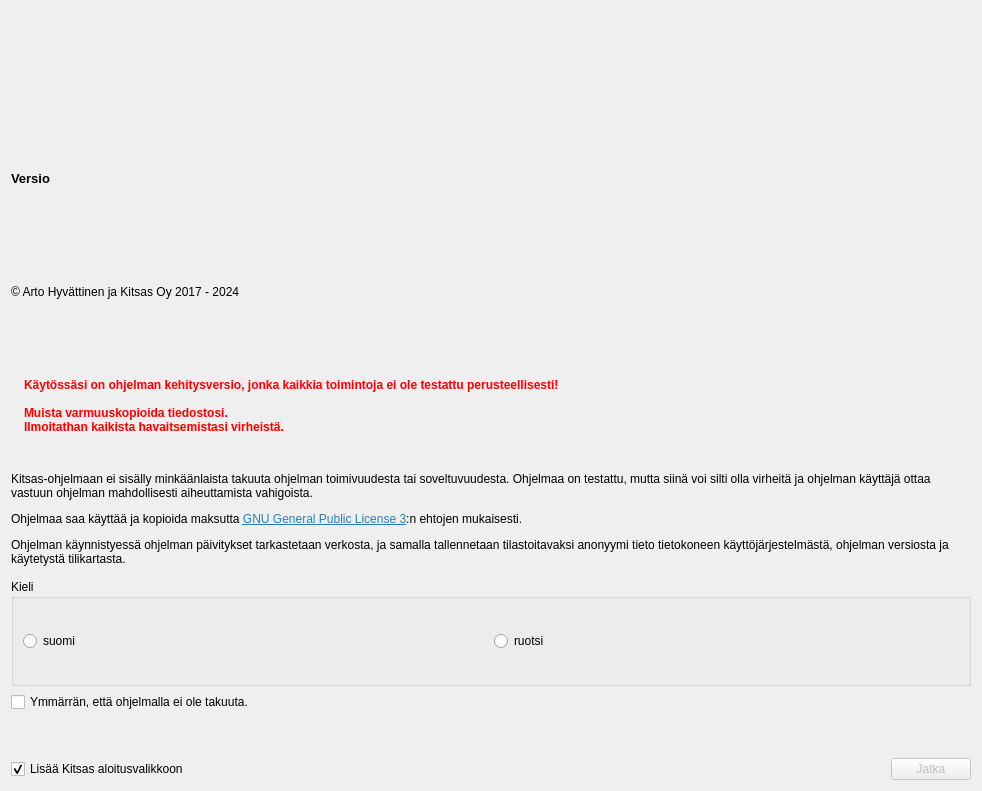
Old version of the form kitsas/aloitussivu/tervetuloa.ui in the repository artoh/kitupiikki.
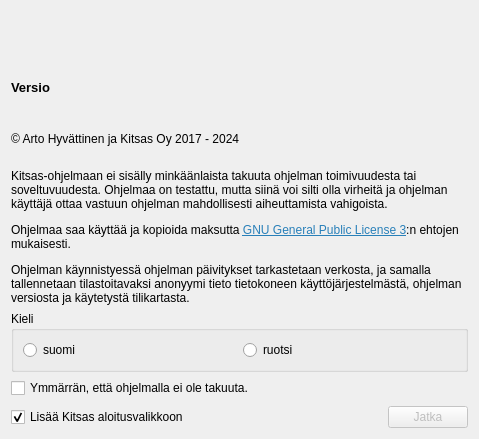
New version of the form. Icons and pictures are not drawn.

Commit message: Kompaktimpi tervetulodialogi

The edit to the form file:
```diff
--- a/kitsas/aloitussivu/tervetuloa.ui
+++ b/kitsas/aloitussivu/tervetuloa.ui
@@ -6,8 +6,8 @@
    <rect>
     <x>0</x>
     <y>0</y>
-    <width>982</width>
-    <height>791</height>
+    <width>479</width>
+    <height>439</height>
    </rect>
   </property>
   <property name="windowTitle">
@@ -48,47 +48,6 @@
      </property>
     </widget>
    </item>
-   <item>
-    <layout class="QHBoxLayout" name="horizontalLayout_2" stretch="0,1">
-     <item>
-      <widget class="QLabel" name="esiKuva">
-       <property name="text">
-        <string/>
-       </property>
-       <property name="pixmap">
-        <pixmap resource="../pic/pic.qrc">:/pic/tietyo.png</pixmap>
-       </property>
-       <property name="scaledContents">
-        <bool>false</bool>
-       </property>
-      </widget>
-     </item>
-     <item>
-      <widget class="QLabel" name="esiVaro">
-       <property name="font">
-        <font>
-         <bold>true</bold>
-        </font>
-       </property>
-       <property name="styleSheet">
-        <string notr="true">color: rgb(255, 0, 0);</string>
-       </property>
-       <property name="text">
-        <string>Käytössäsi on ohjelman kehitysversio, jonka kaikkia toimintoja ei ole testattu perusteellisesti! 
-
-Muista varmuuskopioida tiedostosi.
-Ilmoitathan kaikista havaitsemistasi virheistä.</string>
-       </property>
-       <property name="textFormat">
-        <enum>Qt::PlainText</enum>
-       </property>
-       <property name="wordWrap">
-        <bool>true</bool>
-       </property>
-      </widget>
-     </item>
-    </layout>
-   </item>
    <item>
     <widget class="QLabel" name="label_4">
      <property name="text">
@@ -150,8 +109,8 @@
      </property>
      <property name="sizeHint" stdset="0">
       <size>
-       <width>20</width>
-       <height>40</height>
+       <width>5</width>
+       <height>2</height>
       </size>
      </property>
     </spacer>
```
The commit also changes 1 other file.
